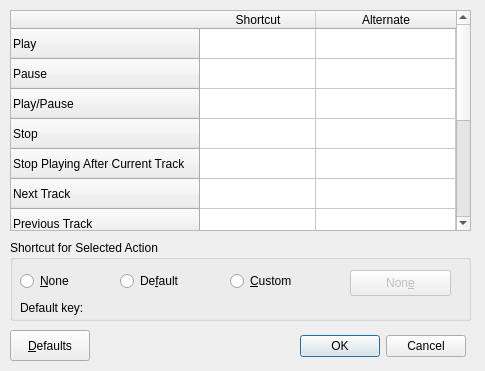
Qt form src/shortcutsdialog.ui (clementine-player/Clementine) before a commit.
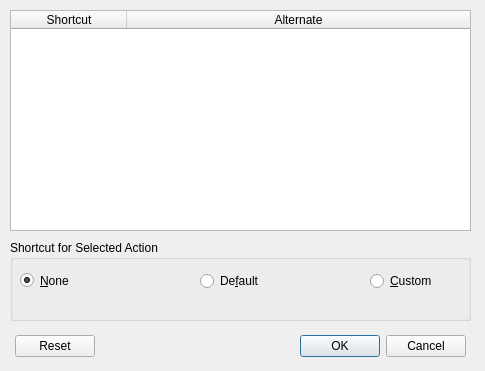
The same form after that commit.

Commit message: More implementation of ShortcutsDialog and settings

The edit to the form file:
```diff
--- a/src/shortcutsdialog.ui
+++ b/src/shortcutsdialog.ui
@@ -46,66 +46,21 @@
    <attribute name="horizontalHeaderStretchLastSection">
     <bool>true</bool>
    </attribute>
-   <row>
-    <property name="text">
-     <string>Play</string>
-    </property>
-   </row>
-   <row>
-    <property name="text">
-     <string>Pause</string>
-    </property>
-   </row>
-   <row>
-    <property name="text">
-     <string>Play/Pause</string>
-    </property>
-   </row>
-   <row>
-    <property name="text">
-     <string>Stop</string>
-    </property>
-   </row>
-   <row>
-    <property name="text">
-     <string>Stop Playing After Current Track</string>
-    </property>
-   </row>
-   <row>
-    <property name="text">
-     <string>Next Track</string>
-    </property>
-   </row>
-   <row>
-    <property name="text">
-     <string>Previous Track</string>
-    </property>
-   </row>
-   <row>
-    <property name="text">
-     <string>Increase Volume</string>
-    </property>
-   </row>
-   <row>
-    <property name="text">
-     <string>Decrease Volume</string>
-    </property>
-   </row>
-   <row>
-    <property name="text">
-     <string>Mute Volume</string>
-    </property>
-   </row>
-   <row>
-    <property name="text">
-     <string>Seek Forwards</string>
-    </property>
-   </row>
-   <row>
-    <property name="text">
-     <string>Seek Backwards</string>
-    </property>
-   </row>
+   <attribute name="horizontalHeaderShowSortIndicator" stdset="0">
+    <bool>false</bool>
+   </attribute>
+   <attribute name="horizontalHeaderStretchLastSection">
+    <bool>true</bool>
+   </attribute>
+   <attribute name="horizontalHeaderCascadingSectionResizes">
+    <bool>false</bool>
+   </attribute>
+   <attribute name="horizontalHeaderMinimumSectionSize">
+    <number>24</number>
+   </attribute>
+   <attribute name="horizontalHeaderDefaultSectionSize">
+    <number>116</number>
+   </attribute>
    <column>
     <property name="text">
      <string>Shortcut</string>
@@ -117,19 +72,6 @@
     </property>
    </column>
   </widget>
-  <widget class="QPushButton" name="button_defaults">
-   <property name="geometry">
-    <rect>
-     <x>10</x>
-     <y>330</y>
-     <width>80</width>
-     <height>31</height>
-    </rect>
-   </property>
-   <property name="text">
-    <string>&amp;Defaults</string>
-   </property>
-  </widget>
   <widget class="QGroupBox" name="shortcut_options">
    <property name="enabled">
     <bool>true</bool>
@@ -154,17 +96,20 @@
       <x>10</x>
       <y>30</y>
       <width>91</width>
-      <height>22</height>
+      <height>21</height>
      </rect>
     </property>
     <property name="text">
      <string>&amp;None</string>
     </property>
+    <property name="checked">
+     <bool>true</bool>
+    </property>
    </widget>
    <widget class="QRadioButton" name="radio_default">
     <property name="geometry">
      <rect>
-      <x>110</x>
+      <x>190</x>
       <y>30</y>
       <width>93</width>
       <height>22</height>
@@ -177,9 +122,9 @@
    <widget class="QRadioButton" name="radio_custom">
     <property name="geometry">
      <rect>
-      <x>220</x>
+      <x>360</x>
       <y>30</y>
-      <width>111</width>
+      <width>81</width>
       <height>22</height>
      </rect>
     </property>
@@ -187,22 +132,6 @@
      <string>&amp;Custom</string>
     </property>
    </widget>
-   <widget class="QPushButton" name="button_custom">
-    <property name="enabled">
-     <bool>false</bool>
-    </property>
-    <property name="geometry">
-     <rect>
-      <x>340</x>
-      <y>30</y>
-      <width>101</width>
-      <height>26</height>
-     </rect>
-    </property>
-    <property name="text">
-     <string>Non&amp;e</string>
-    </property>
-   </widget>
    <widget class="QLabel" name="label">
     <property name="geometry">
      <rect>
@@ -213,21 +142,27 @@
      </rect>
     </property>
     <property name="text">
-     <string>Default key:</string>
+     <string/>
     </property>
    </widget>
   </widget>
   <widget class="QDialogButtonBox" name="button_box">
    <property name="geometry">
     <rect>
-     <x>300</x>
+     <x>15</x>
      <y>330</y>
-     <width>166</width>
+     <width>451</width>
      <height>32</height>
     </rect>
    </property>
+   <property name="orientation">
+    <enum>Qt::Horizontal</enum>
+   </property>
    <property name="standardButtons">
-    <set>QDialogButtonBox::Cancel|QDialogButtonBox::Ok</set>
+    <set>QDialogButtonBox::Cancel|QDialogButtonBox::Ok|QDialogButtonBox::Reset</set>
+   </property>
+   <property name="centerButtons">
+    <bool>false</bool>
    </property>
   </widget>
  </widget>
```
Left out of the diff: 60 changed lines with no effect on the pictures. The commit also changes 2 other files.
